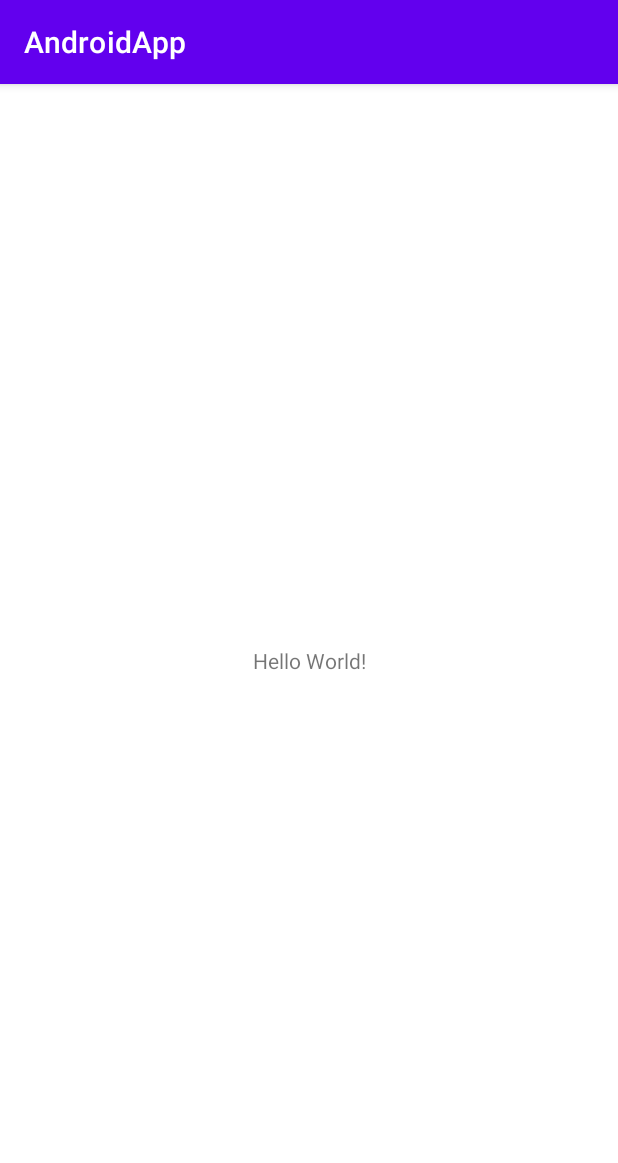
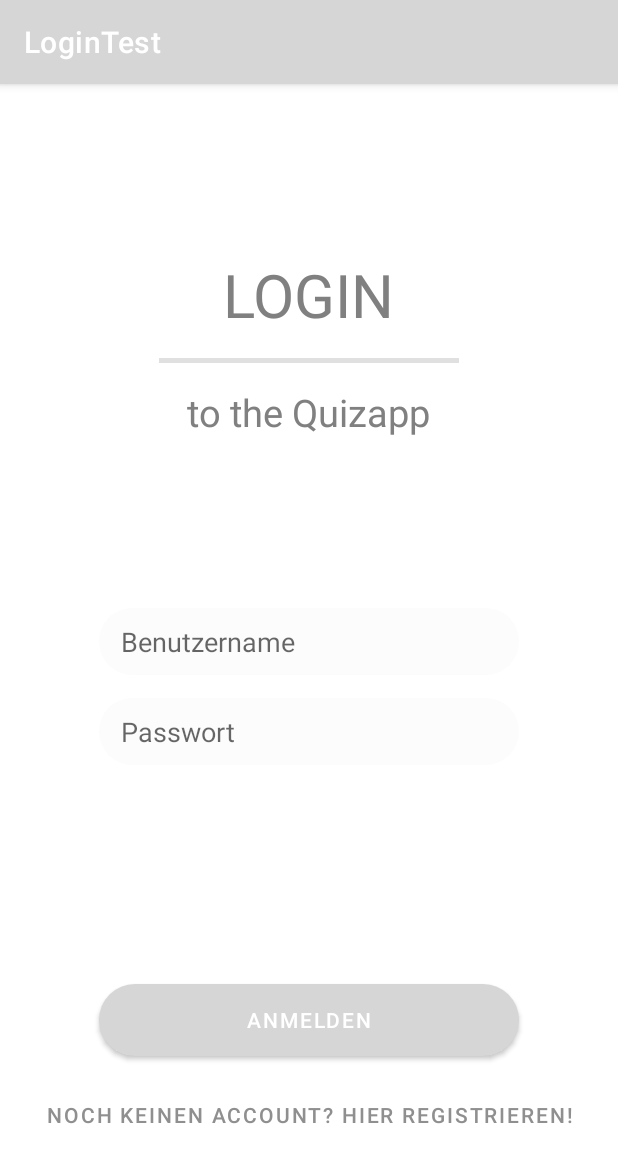
Before and after one commit to axntoniia/AndroidApp, an Android app: the screen it shows after launch (MainActivity), on a phone screen of 412 x 824 dp. Shown: the top 1163 px of the screen. Run offline under Robolectric (Android 15) with nearby library versions, the phone set to English and light mode, and no system bars.

Commit message:
first commit

```diff
--- a/app/src/main/java/com/example/androidapp/MainActivity.java
+++ b/app/src/main/java/com/example/androidapp/MainActivity.java
@@ -9,6 +9,6 @@ public class MainActivity extends AppCompatActivity {
     @Override
     protected void onCreate(Bundle savedInstanceState) {
         super.onCreate(savedInstanceState);
-        setContentView(R.layout.activity_main);
+        setContentView(R.layout.login);
     }
 }
--- /dev/null
+++ b/app/src/main/res/drawable-v24/layout_button.xml
@@ -0,0 +1,9 @@
+<?xml version="1.0" encoding="utf-8"?>
+<shape xmlns:android="http://schemas.android.com/apk/res/android">
+
+    <solid android:color="#5d9db5" />
+    <corners android:radius="30dp"/>
+    <padding android:right="10dp" android:bottom="10dp" android:top="10dp" android:left="15dp"/>
+
+
+</shape>
--- /dev/null
+++ b/app/src/main/res/drawable-v24/layout_edit_text.xml
@@ -0,0 +1,9 @@
+<?xml version="1.0" encoding="utf-8"?>
+<shape xmlns:android="http://schemas.android.com/apk/res/android">
+
+    <solid android:color="#FCFCFC" />
+    <corners android:radius="30dp"/>
+    <padding android:right="10dp" android:bottom="10dp" android:top="10dp" android:left="15dp"/>
+
+
+</shape>
--- a/app/src/main/res/layout/activity_main.xml
+++ /dev/null
@@ -1,18 +0,0 @@
-<?xml version="1.0" encoding="utf-8"?>
-<androidx.constraintlayout.widget.ConstraintLayout xmlns:android="http://schemas.android.com/apk/res/android"
-    xmlns:app="http://schemas.android.com/apk/res-auto"
-    xmlns:tools="http://schemas.android.com/tools"
-    android:layout_width="match_parent"
-    android:layout_height="match_parent"
-    tools:context=".MainActivity">
-
-    <TextView
-        android:layout_width="wrap_content"
-        android:layout_height="wrap_content"
-        android:text="Hello World!"
-        app:layout_constraintBottom_toBottomOf="parent"
-        app:layout_constraintLeft_toLeftOf="parent"
-        app:layout_constraintRight_toRightOf="parent"
-        app:layout_constraintTop_toTopOf="parent" />
-
-</androidx.constraintlayout.widget.ConstraintLayout>
--- /dev/null
+++ b/app/src/main/res/layout/login.xml
@@ -0,0 +1,100 @@
+<?xml version="1.0" encoding="utf-8"?>
+<LinearLayout xmlns:android="http://schemas.android.com/apk/res/android"
+    xmlns:app="http://schemas.android.com/apk/res-auto"
+    xmlns:tools="http://schemas.android.com/tools"
+    android:layout_width="match_parent"
+    android:layout_height="match_parent"
+    android:background="#FFFFFF"
+    android:orientation="vertical"
+    tools:context=".MainActivity">
+
+    <LinearLayout
+        android:layout_width="match_parent"
+        android:layout_height="match_parent"
+        android:layout_weight="1.5"
+        android:gravity="center"
+        android:orientation="vertical">
+
+        <TextView
+            android:id="@+id/tv_registry"
+            android:layout_width="wrap_content"
+            android:layout_height="wrap_content"
+            android:layout_gravity="center_horizontal|center_vertical"
+            android:text="@string/login_description"
+            android:textColor="@android:color/tertiary_text_dark"
+            android:textSize="40sp" />
+
+        <View
+            android:id="@+id/divider"
+            android:layout_width="200dp"
+            android:layout_height="3dp"
+            android:layout_marginTop="15dp"
+            android:layout_marginBottom="15dp"
+            android:background="?android:attr/listDivider" />
+
+        <TextView
+            android:id="@+id/tv_registry2"
+            android:layout_width="wrap_content"
+            android:layout_height="wrap_content"
+            android:layout_gravity="center_horizontal|center_vertical"
+            android:text="@string/login_description2"
+            android:textColor="@android:color/tertiary_text_dark"
+            android:textSize="25sp" />
+
+    </LinearLayout>
+
+    <LinearLayout
+        android:layout_width="match_parent"
+        android:layout_height="match_parent"
+        android:layout_weight="2"
+        android:orientation="vertical">
+
+        <EditText
+            android:id="@+id/et_username"
+            android:layout_width="280dp"
+            android:layout_height="wrap_content"
+            android:layout_gravity="center_horizontal"
+            android:background="@drawable/layout_edit_text"
+            android:ems="10"
+            android:hint="@string/hint_username"
+            android:inputType="textPersonName" />
+
+        <EditText
+            android:id="@+id/et_password"
+            android:layout_width="280dp"
+            android:layout_height="wrap_content"
+            android:layout_gravity="center_horizontal"
+            android:layout_marginTop="15dp"
+            android:background="@drawable/layout_edit_text"
+            android:ems="10"
+            android:hint="@string/hint_password"
+            android:inputType="textPassword" />
+
+    </LinearLayout>
+
+    <LinearLayout
+        android:layout_width="match_parent"
+        android:layout_height="match_parent"
+        android:layout_weight="2"
+        android:gravity="center"
+        android:orientation="vertical">
+
+        <Button
+            android:id="@+id/btn_registration"
+            android:layout_width="280dp"
+            android:layout_height="wrap_content"
+            android:background="@drawable/layout_button"
+            android:text="@string/button_login"
+            android:textColor="#FFFFFF" />
+
+        <Button
+            android:id="@+id/btn_registry"
+            android:layout_width="match_parent"
+            android:layout_height="wrap_content"
+            android:layout_marginTop="15dp"
+            android:layout_marginBottom="15dp"
+            android:background="@android:color/transparent"
+            android:text="@string/button_registry"
+            android:textColor="#8F8F8F" />
+    </LinearLayout>
+</LinearLayout>
--- a/app/src/main/res/values/colors.xml
+++ b/app/src/main/res/values/colors.xml
@@ -1,10 +1,6 @@
 <?xml version="1.0" encoding="utf-8"?>
 <resources>
-    <color name="purple_200">#FFBB86FC</color>
-    <color name="purple_500">#FF6200EE</color>
-    <color name="purple_700">#FF3700B3</color>
-    <color name="teal_200">#FF03DAC5</color>
-    <color name="teal_700">#FF018786</color>
-    <color name="black">#FF000000</color>
-    <color name="white">#FFFFFFFF</color>
+    <color name="colorPrimary">#5d9db5</color>
+    <color name="colorPrimaryDark">#3500AE</color>
+    <color name="colorAccent">#03DAC5</color>
 </resources>
--- a/app/src/main/res/values/strings.xml
+++ b/app/src/main/res/values/strings.xml
@@ -1,3 +1,26 @@
 <resources>
-    <string name="app_name">AndroidApp</string>
+
+    <string name="app_name">LoginTest</string>
+
+    //Strings for Login
+    <string name="login_description">LOGIN</string>
+    <string name="login_description2">to the Quizapp</string>
+    <string name="hint_username">Benutzername</string>
+    <string name="hint_password">Passwort</string>
+
+    //Strings for LoginButtons
+    <string name="button_login">Anmelden</string>
+    <string name="button_registry">Noch keinen Account? Hier registrieren!</string>
+
+    //Strings for Registry
+    <string name="registry_description">REGISTRY</string>
+    <string name="registry_description2">to the Quizapp</string>
+    <string name="hint_email">E-Mail Adresse</string>
+    <string name="hint_confirm_password">Passwort wiederholen</string>
+
+    //Strings for RegistryButtons
+    <string name="button_registration">Registrieren</string>
+    <string name="button_backtologin">Hier gehts zum Login</string>
+
+
 </resources>
```
Also changed, not shown: app/src/main/res/layout/registration.xml (added, +120 -0 lines), app/src/main/res/values/styles.xml (added, +10 -0 lines).
